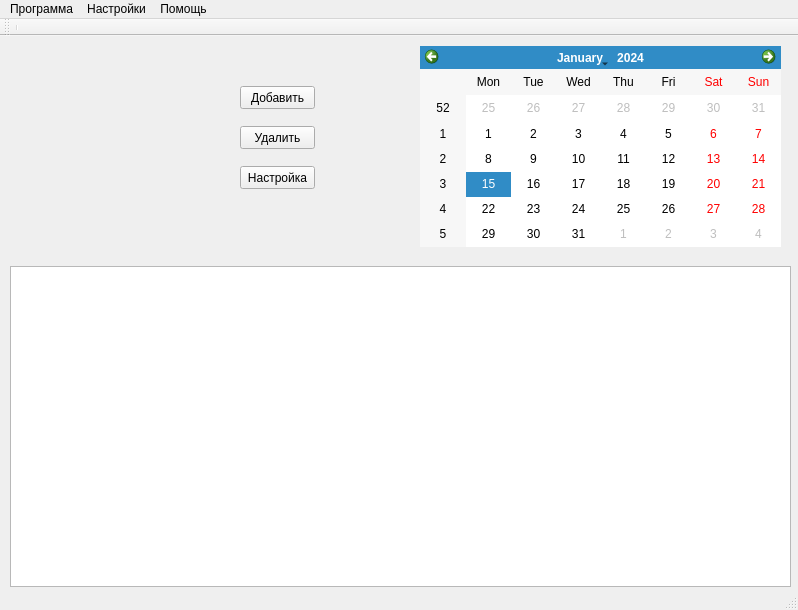
The window that Source/mainwindow.ui (AndreiHramyka450501/Scheduler) describes before a commit, drawn with Qt 5.
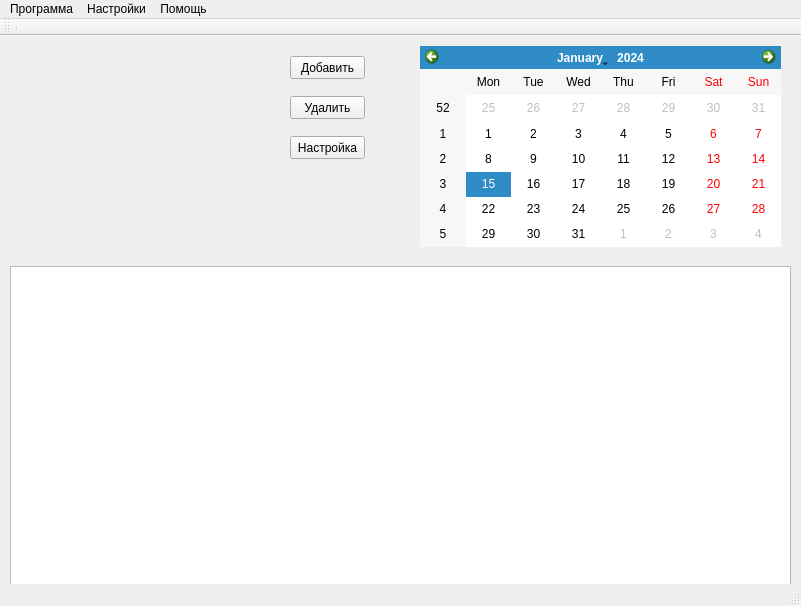
The same window after the commit.

```diff
--- a/Source/mainwindow.ui
+++ b/Source/mainwindow.ui
@@ -6,8 +6,8 @@
    <rect>
     <x>0</x>
     <y>0</y>
-    <width>798</width>
-    <height>610</height>
+    <width>801</width>
+    <height>606</height>
    </rect>
   </property>
   <property name="windowTitle">
@@ -27,8 +27,8 @@
    <widget class="QPushButton" name="pushButtonAdd">
     <property name="geometry">
      <rect>
-      <x>240</x>
-      <y>50</y>
+      <x>290</x>
+      <y>20</y>
       <width>75</width>
       <height>23</height>
      </rect>
@@ -40,8 +40,8 @@
    <widget class="QPushButton" name="pushButtonDelete">
     <property name="geometry">
      <rect>
-      <x>240</x>
-      <y>90</y>
+      <x>290</x>
+      <y>60</y>
       <width>75</width>
       <height>23</height>
      </rect>
@@ -59,12 +59,21 @@
       <height>321</height>
      </rect>
     </property>
+    <property name="selectionBehavior">
+     <enum>QAbstractItemView::SelectRows</enum>
+    </property>
+    <property name="showGrid">
+     <bool>false</bool>
+    </property>
+    <property name="sortingEnabled">
+     <bool>true</bool>
+    </property>
    </widget>
    <widget class="QPushButton" name="pushButtonNotify">
     <property name="geometry">
      <rect>
-      <x>240</x>
-      <y>130</y>
+      <x>290</x>
+      <y>100</y>
       <width>75</width>
       <height>23</height>
      </rect>
@@ -79,7 +88,7 @@
     <rect>
      <x>0</x>
      <y>0</y>
-     <width>798</width>
+     <width>801</width>
      <height>21</height>
     </rect>
    </property>
```
